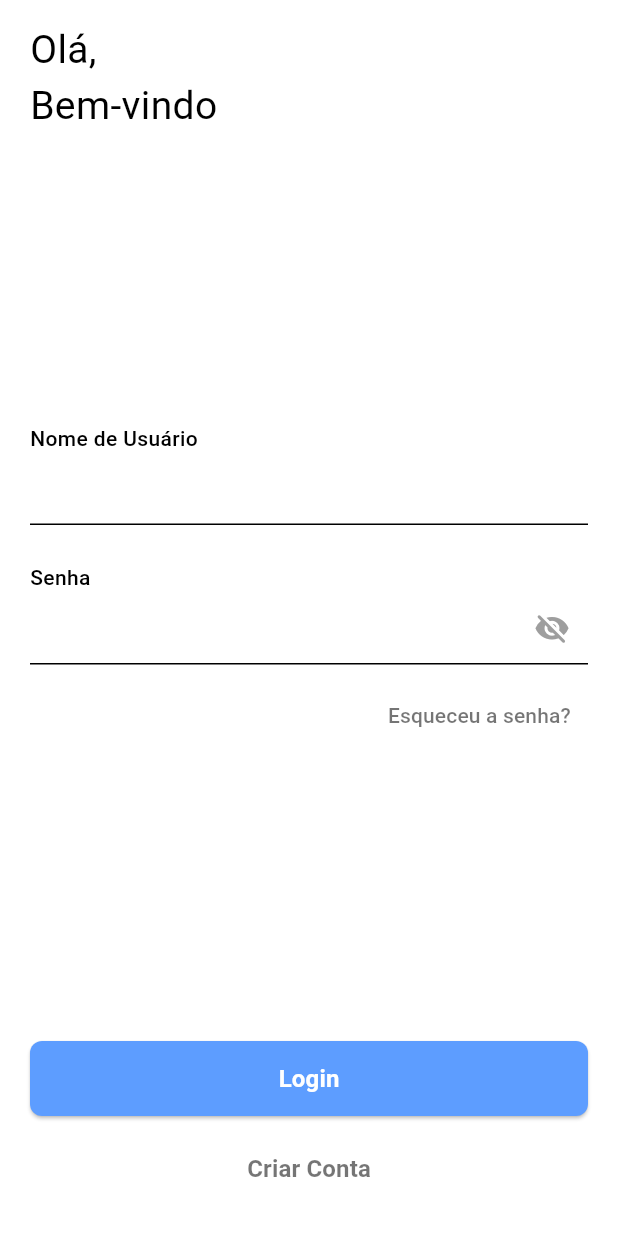
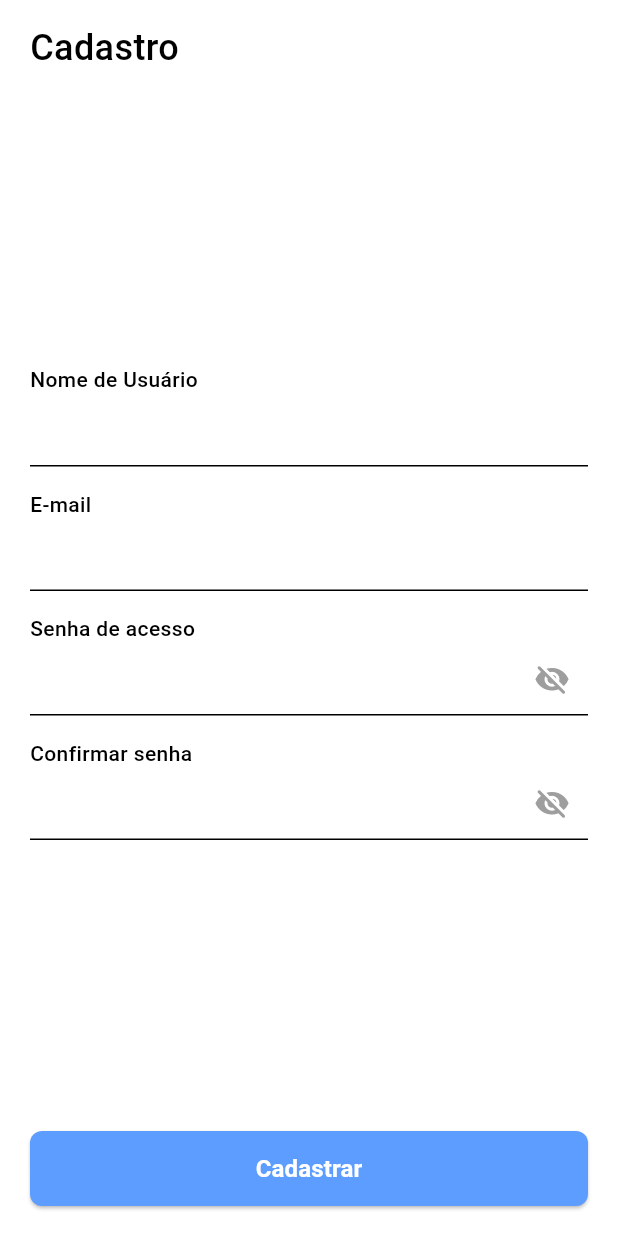
Before and after one commit to LucassCorrea/contact-list, a Flutter app: the screen it shows after launch, after a tap on "Criar Conta", on a phone screen of 412 x 824 dp. Run offline on Flutter 3.47's test engine with Material 3 defaults, Android fonts, the phone set to English and light mode, and no system bars; our stand-ins replace dio, flutter_dotenv.

Commit message:
adicionando tela de cadastro de usuário

```diff
--- a/lib/core/routes/routes.dart
+++ b/lib/core/routes/routes.dart
@@ -1,3 +1,4 @@
 class Routes {
   static const homepage = "/";
+  static const register = "/register";
 }
--- a/lib/core/theme/theme.dart
+++ b/lib/core/theme/theme.dart
@@ -59,11 +59,39 @@ class AppTheme {
       ),
     ),
     textTheme: const TextTheme(
+      bodyMedium: TextStyle(
+        color: Colors.black,
+        fontSize: 14,
+        fontStyle: FontStyle.normal,
+        fontWeight: FontWeight.w500,
+        overflow: TextOverflow.ellipsis,
+      ),
+      displayMedium: TextStyle(
+        color: Colors.black,
+        fontSize: 14,
+        fontStyle: FontStyle.normal,
+        fontWeight: FontWeight.w500,
+        overflow: TextOverflow.ellipsis,
+      ),
+      displayLarge: TextStyle(
+        color: Colors.black,
+        fontSize: 14,
+        fontStyle: FontStyle.normal,
+        fontWeight: FontWeight.w500,
+        overflow: TextOverflow.ellipsis,
+      ),
       labelLarge: TextStyle(
         color: Colors.black,
         fontSize: 16,
         fontStyle: FontStyle.normal,
         fontWeight: FontWeight.w600,
+        overflow: TextOverflow.ellipsis,
+      ),
+      titleLarge: TextStyle(
+        color: Colors.black,
+        fontSize: 16,
+        fontStyle: FontStyle.normal,
+        fontWeight: FontWeight.w500,
         overflow: TextOverflow.ellipsis,
       ),
       titleMedium: TextStyle(
--- a/lib/main.dart
+++ b/lib/main.dart
@@ -1,6 +1,7 @@
 import 'package:contact_list/core/theme/theme.dart';
 import 'package:contact_list/core/routes/routes.dart';
 import 'package:contact_list/ui/pages/login_page.dart';
+import 'package:contact_list/ui/pages/register_page.dart';
 import 'package:flutter/material.dart';
 import 'package:flutter_dotenv/flutter_dotenv.dart';
 
@@ -20,6 +21,7 @@ class MainApp extends StatelessWidget {
       debugShowCheckedModeBanner: false,
       routes: {
         Routes.homepage: (context) => const LoginPage(),
+        Routes.register: (context) => const RegisterPage(),
       },
     );
   }
--- a/lib/ui/pages/login_page.dart
+++ b/lib/ui/pages/login_page.dart
@@ -1,3 +1,5 @@
+import 'package:contact_list/core/routes/routes.dart';
+import 'package:contact_list/ui/widgets/custom_column_widget.dart';
 import 'package:flutter/material.dart';
 
 import '../widgets/text_form_widget.dart';
@@ -30,37 +32,20 @@ class _LoginPageState extends State<LoginPage> {
           key: _formKey,
           child: LayoutBuilder(
             builder: (context, constraints) {
-              return SingleChildScrollView(
-                child: ConstrainedBox(
-                  constraints: BoxConstraints(minHeight: constraints.maxHeight),
-                  child: IntrinsicHeight(
-                    child: Padding(
-                      padding: const EdgeInsets.fromLTRB(20, 15, 20, 20),
-                      child: Column(
-                        mainAxisSize: MainAxisSize.min,
+              return CustomColumn(
                 crossAxisAlignment: CrossAxisAlignment.stretch,
                 children: [
-                          const Column(
-                            crossAxisAlignment: CrossAxisAlignment.stretch,
-                            children: [
-                              Text(
+                  const Text(
                     "Olá,",
-                                style: TextStyle(
-                                  fontSize: 26,
-                                  color: Colors.black,
+                    style: TextStyle(fontSize: 26),
                   ),
+                  const Text(
+                    "Bem-vindo",
+                    style: TextStyle(fontSize: 26),
                   ),
-                              Text(
-                                "Bem-vindo",
-                                style: TextStyle(
-                                  fontSize: 26,
-                                  color: Colors.black,
-                                ),
-                              ),
-                            ],
-                          ),
-                          const Spacer(),
-                          Column(
+                  Expanded(
+                    child: Column(
+                      mainAxisAlignment: MainAxisAlignment.center,
                       crossAxisAlignment: CrossAxisAlignment.stretch,
                       children: [
                         TextFormWidget(
@@ -68,8 +53,7 @@ class _LoginPageState extends State<LoginPage> {
                           controller: username,
                         ),
                         Padding(
-                                padding:
-                                    const EdgeInsets.fromLTRB(0, 25, 0, 10),
+                          padding: const EdgeInsets.fromLTRB(0, 25, 0, 10),
                           child: TextFormWidget(
                             title: "Senha",
                             controller: password,
@@ -93,17 +77,16 @@ class _LoginPageState extends State<LoginPage> {
                         ),
                       ],
                     ),
-                          const Spacer(),
-                          Column(
-                            crossAxisAlignment: CrossAxisAlignment.stretch,
-                            children: [
+                  ),
                   ElevatedButton(
                     onPressed: () {},
                     child: const Text("Login"),
                   ),
                   const SizedBox(height: 10),
                   ElevatedButton(
-                                onPressed: () {},
+                    onPressed: () {
+                      Navigator.pushNamed(context, Routes.register);
+                    },
                     style: ElevatedButton.styleFrom(
                       shadowColor: Colors.transparent,
                       backgroundColor: Colors.transparent,
@@ -112,12 +95,6 @@ class _LoginPageState extends State<LoginPage> {
                     child: const Text("Criar Conta"),
                   ),
                 ],
-                          ),
-                        ],
-                      ),
-                    ),
-                  ),
-                ),
               );
             },
           ),
--- a/lib/ui/pages/register_page.dart
+++ b/lib/ui/pages/register_page.dart
@@ -1,20 +1,78 @@
+import 'package:contact_list/ui/widgets/custom_column_widget.dart';
+import 'package:contact_list/ui/widgets/text_form_widget.dart';
 import 'package:flutter/material.dart';
 
-class MyWidget extends StatefulWidget {
-  const MyWidget({super.key});
+class RegisterPage extends StatefulWidget {
+  const RegisterPage({super.key});
 
   @override
-  State<MyWidget> createState() => _MyWidgetState();
+  State<RegisterPage> createState() => _RegisterPageState();
 }
 
-class _MyWidgetState extends State<MyWidget> {
+class _RegisterPageState extends State<RegisterPage> {
+  final _formKey = GlobalKey<FormState>();
+  var username = TextEditingController();
+  var email = TextEditingController();
+  var password = TextEditingController();
+  var passwordConfirm = TextEditingController();
+
+  @override
+  void dispose() {
+    super.dispose();
+    username.dispose();
+    email.dispose();
+    password.dispose();
+    passwordConfirm.dispose();
+  }
+
   @override
   Widget build(BuildContext context) {
-    return const Scaffold(
-      body: Column(
-        children: [
-
-        ],
+    return Scaffold(
+      body: SafeArea(
+        child: Form(
+          key: _formKey,
+          child: CustomColumn(
+            crossAxisAlignment: CrossAxisAlignment.stretch,
+            children: [
+              const Text(
+                "Cadastro",
+                style: TextStyle(fontSize: 24),
+              ),
+              Flexible(
+                child: Column(
+                  mainAxisAlignment: MainAxisAlignment.center,
+                  children: [
+                    TextFormWidget(
+                      title: "Nome de Usuário",
+                      controller: username,
+                    ),
+                    const SizedBox(height: 15),
+                    TextFormWidget(
+                      title: "E-mail",
+                      controller: email,
+                    ),
+                    const SizedBox(height: 15),
+                    TextFormWidget(
+                      title: "Senha de acesso",
+                      controller: password,
+                      visibility: true,
+                    ),
+                    const SizedBox(height: 15),
+                    TextFormWidget(
+                      title: "Confirmar senha",
+                      controller: passwordConfirm,
+                      visibility: true,
+                    ),
+                  ],
+                ),
+              ),
+              ElevatedButton(
+                onPressed: () {},
+                child: const Text("Cadastrar"),
+              ),
+            ],
+          ),
+        ),
       ),
     );
   }
--- /dev/null
+++ b/lib/ui/widgets/custom_column_widget.dart
@@ -0,0 +1,39 @@
+import 'package:flutter/material.dart';
+
+class CustomColumn extends StatelessWidget {
+  final List<Widget> children;
+  final EdgeInsets padding;
+  final MainAxisAlignment mainAxisAlignment;
+  final CrossAxisAlignment crossAxisAlignment;
+
+  const CustomColumn({
+    super.key,
+    required this.children,
+    this.padding = const EdgeInsets.fromLTRB(20, 15, 20, 20),
+    this.mainAxisAlignment = MainAxisAlignment.start,
+    this.crossAxisAlignment = CrossAxisAlignment.center,
+  });
+
+  @override
+  Widget build(BuildContext context) {
+    return LayoutBuilder(
+      builder: (context, constraints) {
+        return SingleChildScrollView(
+          child: ConstrainedBox(
+            constraints: BoxConstraints(minHeight: constraints.maxHeight),
+            child: IntrinsicHeight(
+              child: Padding(
+                padding: padding,
+                child: Column(
+                  mainAxisAlignment: mainAxisAlignment,
+                  crossAxisAlignment: crossAxisAlignment,
+                  children: children,
+                ),
+              ),
+            ),
+          ),
+        );
+      },
+    );
+  }
+}
```
Lines whose indentation alone changed are shown as unchanged.
